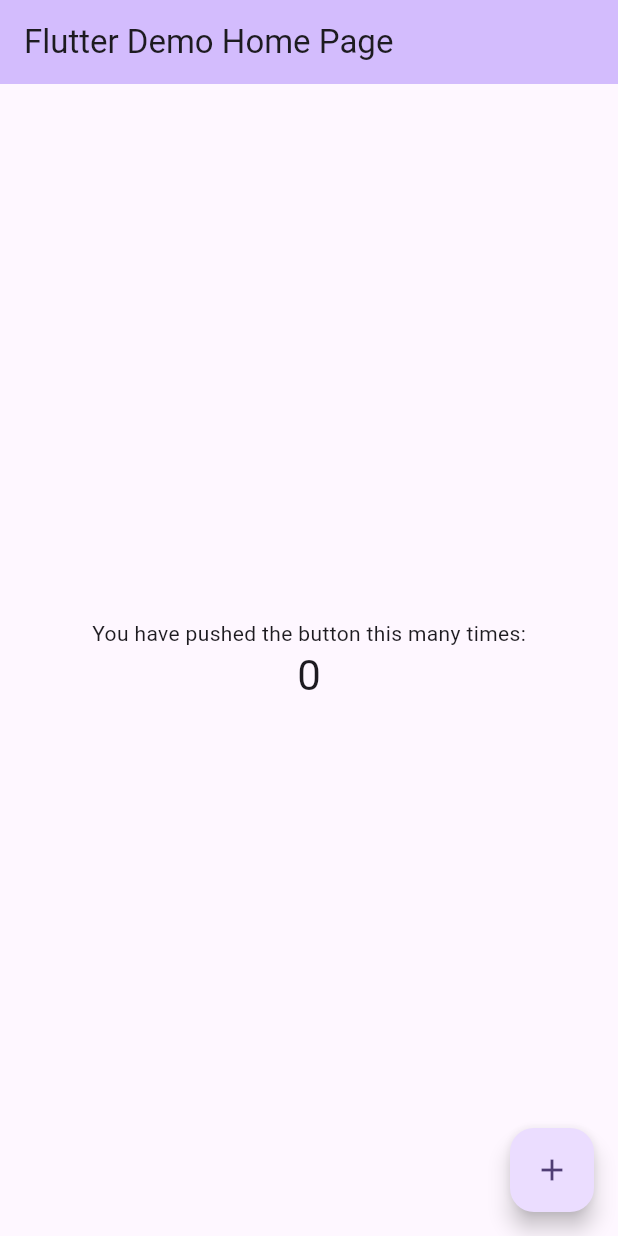
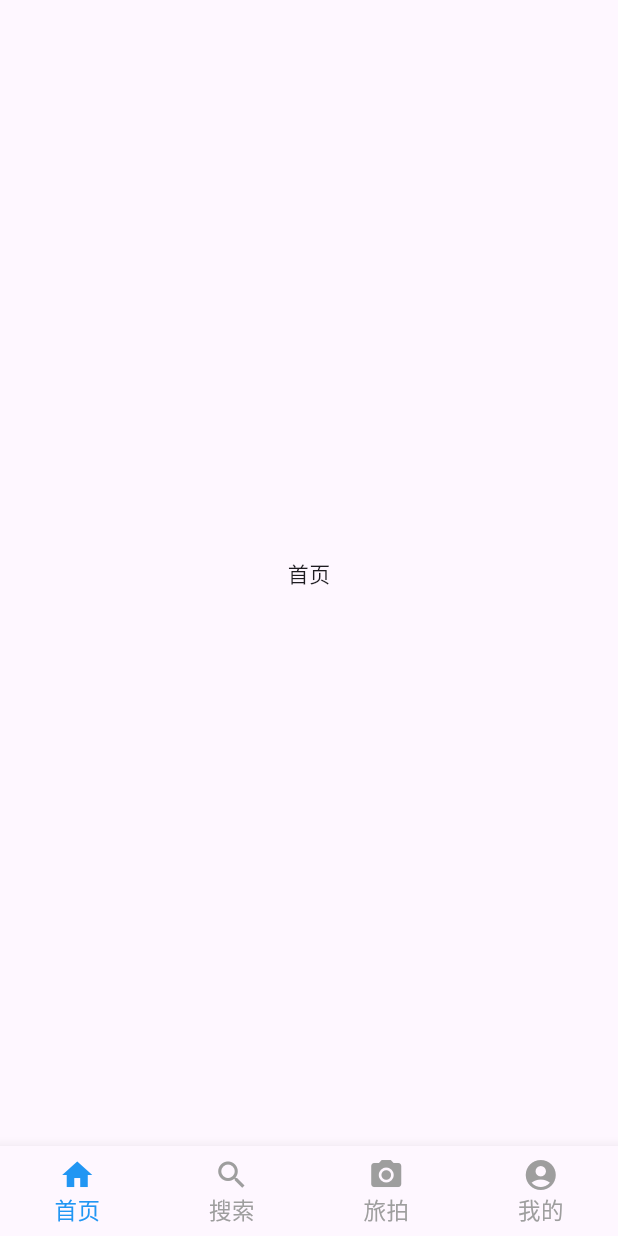
Before and after one commit to yinshengpan/flutter_trip, a Flutter app: the screen it shows after launch, on a phone screen of 412 x 824 dp. Run offline on Flutter 3.47's test engine with Material 2 defaults, Android fonts, the phone set to English and light mode, and no system bars.

Commit message:
feat:搭建首页基础框架

```diff
--- /dev/null
+++ b/lib/home/HomePage.dart
@@ -0,0 +1,17 @@
+import 'package:flutter/material.dart';
+
+class HomePage extends StatefulWidget {
+  @override
+  _HomePageState createState() => _HomePageState();
+}
+
+class _HomePageState extends State<HomePage> {
+  @override
+  Widget build(BuildContext context) {
+    return Scaffold(
+      body: Center(
+        child: Text("首页"),
+      ),
+    );
+  }
+}
--- a/lib/main.dart
+++ b/lib/main.dart
@@ -1,4 +1,5 @@
 import 'package:flutter/material.dart';
+import 'package:flutter_trip/navigator/TabNavigator.dart';
 
 void main() {
   runApp(const MyApp());
@@ -31,95 +32,7 @@ class MyApp extends StatelessWidget {
         colorScheme: ColorScheme.fromSeed(seedColor: Colors.deepPurple),
         useMaterial3: true,
       ),
-      home: const MyHomePage(title: 'Flutter Demo Home Page'),
+      home: TabNavigator(),
     );
   }
 }
-
-class MyHomePage extends StatefulWidget {
-  const MyHomePage({super.key, required this.title});
-
-  // This widget is the home page of your application. It is stateful, meaning
-  // that it has a State object (defined below) that contains fields that affect
-  // how it looks.
-
-  // This class is the configuration for the state. It holds the values (in this
-  // case the title) provided by the parent (in this case the App widget) and
-  // used by the build method of the State. Fields in a Widget subclass are
-  // always marked "final".
-
-  final String title;
-
-  @override
-  State<MyHomePage> createState() => _MyHomePageState();
-}
-
-class _MyHomePageState extends State<MyHomePage> {
-  int _counter = 0;
-
-  void _incrementCounter() {
-    setState(() {
-      // This call to setState tells the Flutter framework that something has
-      // changed in this State, which causes it to rerun the build method below
-      // so that the display can reflect the updated values. If we changed
-      // _counter without calling setState(), then the build method would not be
-      // called again, and so nothing would appear to happen.
-      _counter++;
-    });
-  }
-
-  @override
-  Widget build(BuildContext context) {
-    // This method is rerun every time setState is called, for instance as done
-    // by the _incrementCounter method above.
-    //
-    // The Flutter framework has been optimized to make rerunning build methods
-    // fast, so that you can just rebuild anything that needs updating rather
-    // than having to individually change instances of widgets.
-    return Scaffold(
-      appBar: AppBar(
-        // TRY THIS: Try changing the color here to a specific color (to
-        // Colors.amber, perhaps?) and trigger a hot reload to see the AppBar
-        // change color while the other colors stay the same.
-        backgroundColor: Theme.of(context).colorScheme.inversePrimary,
-        // Here we take the value from the MyHomePage object that was created by
-        // the App.build method, and use it to set our appbar title.
-        title: Text(widget.title),
-      ),
-      body: Center(
-        // Center is a layout widget. It takes a single child and positions it
-        // in the middle of the parent.
-        child: Column(
-          // Column is also a layout widget. It takes a list of children and
-          // arranges them vertically. By default, it sizes itself to fit its
-          // children horizontally, and tries to be as tall as its parent.
-          //
-          // Column has various properties to control how it sizes itself and
-          // how it positions its children. Here we use mainAxisAlignment to
-          // center the children vertically; the main axis here is the vertical
-          // axis because Columns are vertical (the cross axis would be
-          // horizontal).
-          //
-          // TRY THIS: Invoke "debug painting" (choose the "Toggle Debug Paint"
-          // action in the IDE, or press "p" in the console), to see the
-          // wireframe for each widget.
-          mainAxisAlignment: MainAxisAlignment.center,
-          children: <Widget>[
-            const Text(
-              'You have pushed the button this many times:',
-            ),
-            Text(
-              '$_counter',
-              style: Theme.of(context).textTheme.headlineMedium,
-            ),
-          ],
-        ),
-      ),
-      floatingActionButton: FloatingActionButton(
-        onPressed: _incrementCounter,
-        tooltip: 'Increment',
-        child: const Icon(Icons.add),
-      ), // This trailing comma makes auto-formatting nicer for build methods.
-    );
-  }
-}
--- /dev/null
+++ b/lib/navigator/TabNavigator.dart
@@ -0,0 +1,61 @@
+import 'package:flutter/material.dart';
+import 'package:flutter_trip/home/HomePage.dart';
+import 'package:flutter_trip/mine/MinePage.dart';
+import 'package:flutter_trip/search/SearchPage.dart';
+import 'package:flutter_trip/travel/TravelPage.dart';
+
+class TabNavigator extends StatefulWidget {
+  @override
+  _TabNavigatorState createState() => _TabNavigatorState();
+}
+
+class _TabNavigatorState extends State<TabNavigator> {
+  final _defaultColor = Colors.grey;
+  final _activeColor = Colors.blue;
+  int _currentIndex = 0;
+  final PageController _controller = PageController(initialPage: 0);
+
+  @override
+  Widget build(BuildContext context) {
+    return Scaffold(
+      body: PageView(
+        controller: _controller,
+        children: [HomePage(), SearchPage(), TravelPage(), MinePage()],
+      ),
+      bottomNavigationBar: BottomNavigationBar(
+        currentIndex: _currentIndex,
+        onTap: (index) {
+          _controller.jumpToPage(index);
+          setState(() {
+            _currentIndex = index;
+          });
+        },
+        type: BottomNavigationBarType.fixed,
+        selectedItemColor: _activeColor,
+        unselectedItemColor: _defaultColor,
+        selectedFontSize: 15,
+        unselectedFontSize: 15,
+        items: [
+          _createBottomItem(Icons.home, "首页"),
+          _createBottomItem(Icons.search, "搜索"),
+          _createBottomItem(Icons.camera_alt, "旅拍"),
+          _createBottomItem(Icons.account_circle, "我的"),
+        ],
+      ),
+    );
+  }
+
+  _createBottomItem(IconData? icon, String title) {
+    return BottomNavigationBarItem(
+      icon: Icon(
+        icon,
+        color: _defaultColor,
+      ),
+      activeIcon: Icon(
+        icon,
+        color: _activeColor,
+      ),
+      label: title,
+    );
+  }
+}
```
Also changed, not shown: lib/mine/MinePage.dart (added, +17 -0 lines), lib/search/SearchPage.dart (added, +17 -0 lines), lib/travel/TravelPage.dart (added, +17 -0 lines).
